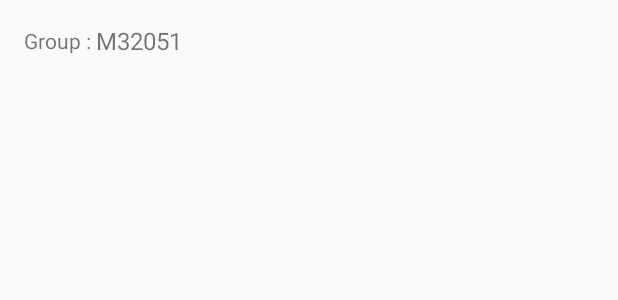
After one commit to Aroize/StatApp, an Android app: the layout holder_group.xml on its own in the app's theme, with its tools: preview values and no code run, on a phone screen of 412 x 824 dp. The commit adds this screen. Shown: the top 300 px of the screen. Run offline under Robolectric (Android 15) with nearby library versions, the phone set to English and light mode, and no system bars.

Commit message:
implemented group list

```diff
--- a/app/src/main/java/ru/ifmo/statapp/dagger/ApplicationComponent.kt
+++ b/app/src/main/java/ru/ifmo/statapp/dagger/ApplicationComponent.kt
@@ -6,7 +6,7 @@ import ru.ifmo.statapp.presentation.fragment.GroupCreatorFragment
 import javax.inject.Singleton
 
 @Singleton
-@Component(modules = [IteractorModule::class, DatabaseModule::class])
+@Component(modules = [IteractorModule::class, DatabaseModule::class, PresenterModule::class])
 interface ApplicationComponent {
     fun inject(activity: LoginActivity)
 
--- a/app/src/main/res/layout/fragment_group_creator.xml
+++ b/app/src/main/res/layout/fragment_group_creator.xml
@@ -21,6 +21,7 @@
         android:layout_width="0dp"
         android:layout_height="0dp"
         android:layout_marginTop="16dp"
+        app:layoutManager="androidx.recyclerview.widget.LinearLayoutManager"
         app:layout_constraintBottom_toBottomOf="parent"
         app:layout_constraintEnd_toEndOf="parent"
         app:layout_constraintStart_toStartOf="parent"
--- /dev/null
+++ b/app/src/main/res/layout/holder_group.xml
@@ -0,0 +1,24 @@
+<?xml version="1.0" encoding="utf-8"?>
+<LinearLayout
+    xmlns:android="http://schemas.android.com/apk/res/android"
+    xmlns:tools="http://schemas.android.com/tools"
+    android:gravity="center"
+    android:layout_width="match_parent"
+    android:layout_height="wrap_content"
+    android:orientation="horizontal"
+    android:padding="16dp">
+
+    <TextView
+        android:layout_width="wrap_content"
+        android:layout_height="wrap_content"
+        android:layout_weight="0"
+        android:text="@string/blank_group" />
+
+    <TextView
+        android:id="@+id/group_name"
+        tools:text="M32051"
+        android:layout_width="0dp"
+        android:layout_height="wrap_content"
+        android:layout_weight="1"
+        android:textSize="16sp" />
+</LinearLayout>
--- a/app/src/main/res/values/strings.xml
+++ b/app/src/main/res/values/strings.xml
@@ -6,4 +6,5 @@
     <string name="create_group_label">Create Group</string>
     <string name="statistics_label">Statistics</string>
     <string name="show_lessons_label">List Lessons</string>
+    <string name="blank_group">"Group : "</string>
 </resources>
```
Also changed, not shown: app/src/main/java/ru/ifmo/statapp/dagger/PresenterModule.kt (added, +16 -0 lines), app/src/main/java/ru/ifmo/statapp/data/db/entity/Group.kt (+7 -1 lines), app/src/main/java/ru/ifmo/statapp/presentation/fragment/GroupCreatorFragment.kt (+45 -35 lines), app/src/main/java/ru/ifmo/statapp/presentation/presenter/GroupsCreatorPresenter.kt (added, +39 -0 lines), app/src/main/java/ru/ifmo/statapp/presentation/view/GroupCreatorView.kt (added, +13 -0 lines).
